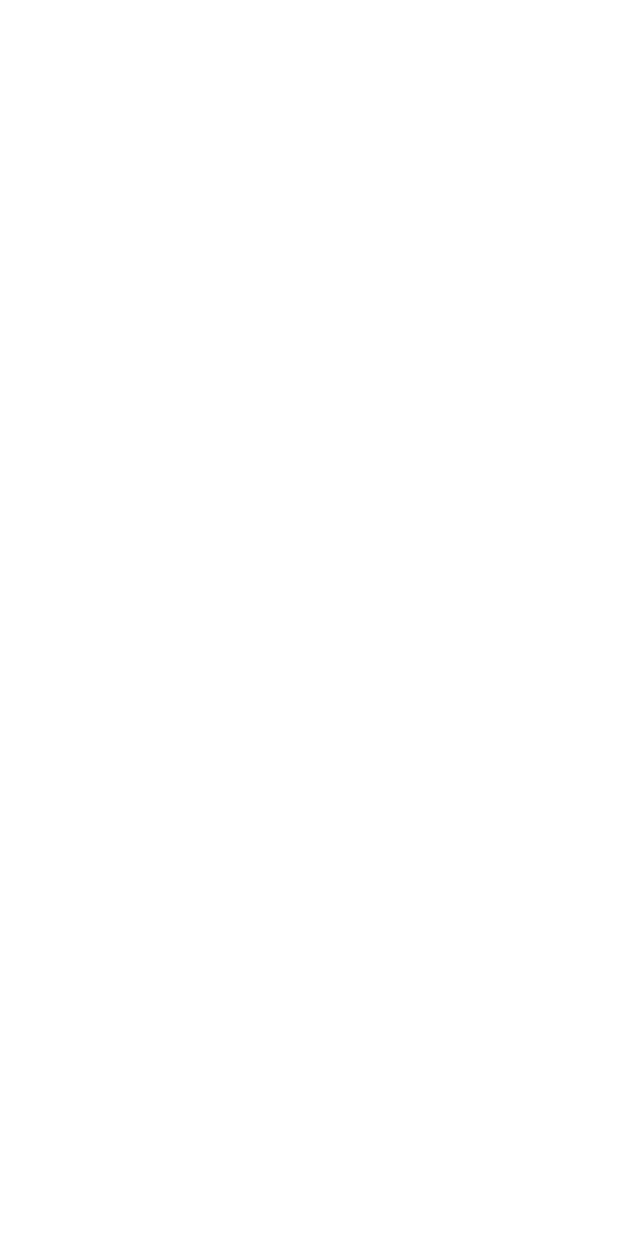
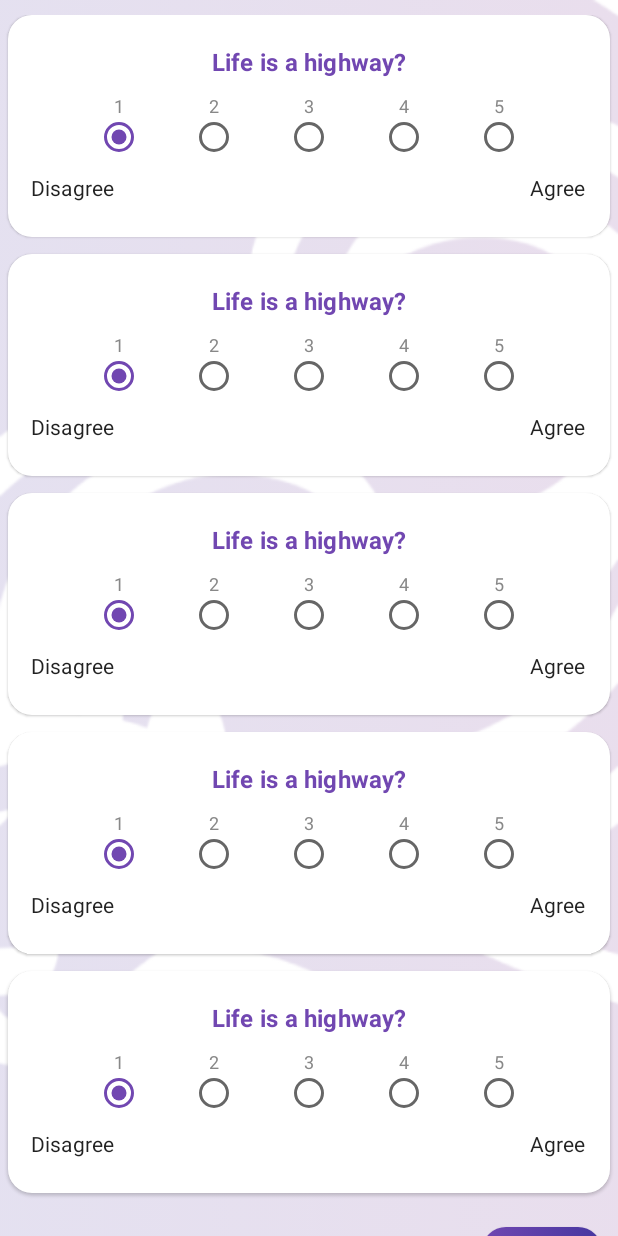
Before and after one commit to mas-tour/mastour-front-end, an Android app built with Jetpack Compose: the SurveyScreen screen opened through its navigation route, on a phone screen of 412 x 824 dp. Before the commit the screen is empty. Run offline under Robolectric (Android 15) with nearby library versions, the phone set to English and light mode, and no system bars; our stand-ins replace Dagger/Hilt's generated code; pictures from the network do not load.

Commit message:
Added Survey Screen and Logic, navigation to survey, added question (dummy) data

```diff
--- a/app/src/main/java/com/mastour/mastour/MainActivity.kt
+++ b/app/src/main/java/com/mastour/mastour/MainActivity.kt
@@ -10,6 +10,7 @@ import androidx.compose.ui.Modifier
 import androidx.core.view.WindowCompat
 import androidx.core.view.WindowInsetsCompat
 import com.mastour.mastour.ui.screen.category.CategoryScreen
+import com.mastour.mastour.ui.screen.survey.SurveyScreen
 import com.mastour.mastour.ui.theme.MasTourTheme
 import dagger.hilt.android.AndroidEntryPoint
 
--- a/app/src/main/java/com/mastour/mastour/MainJetpack.kt
+++ b/app/src/main/java/com/mastour/mastour/MainJetpack.kt
@@ -29,6 +29,7 @@ import com.mastour.mastour.ui.screen.matchmaking.MatchmakingContent
 import com.mastour.mastour.ui.screen.profile.ProfileScreen
 import com.mastour.mastour.ui.screen.register.RegisterScreen
 import com.mastour.mastour.ui.screen.search.SearchScreen
+import com.mastour.mastour.ui.screen.survey.SurveyScreen
 
 @Composable
 fun MainJetpack(
@@ -80,7 +81,7 @@ fun MainJetpack(
         NavHost(
             navController = navController,
             //TODO: Change if shared pref user exist, do Screen.Home.route instead
-            startDestination = Screen.Login.route,
+            startDestination = Screen.Home.route,
             modifier = Modifier.padding(innerPadding)){
             //TODO: Add the arguments route
             composable(Screen.Login.route){
@@ -102,13 +103,15 @@ fun MainJetpack(
                 ProfileScreen(navHostController = navController)
             }
             composable(Screen.Matchmaking.route){
-                MatchmakingContent(nextOnClicked = {})
+                MatchmakingContent(nextOnClicked = {
+                    navController.navigate(Screen.Survey.route)
+                })
             }
             composable(Screen.MatchmakingResults.route){
                 MatchmakingResultScreen()
             }
             composable(Screen.Survey.route){
-                //TODO: Add Screen
+                SurveyScreen(navHostController = navController)
             }
         }
     }
--- /dev/null
+++ b/app/src/main/java/com/mastour/mastour/data/local/QuestionsData.kt
@@ -0,0 +1,41 @@
+package com.mastour.mastour.data.local
+
+
+data class Question(
+    val question: String
+)
+
+// TODO: Change to the real questions
+object QuestionsData {
+    val questions = listOf(
+        Question("Life is a highway?"),
+        Question("Life is a highway?"),
+        Question("Life is a highway?"),
+        Question("Life is a highway?"),
+        Question("Life is a highway?"),
+
+        Question("Life is a highway?"),
+        Question("Life is a highway?"),
+        Question("Life is a highway?"),
+        Question("Life is a highway?"),
+        Question("Life is a highway?"),
+
+        Question("Life is a highway?"),
+        Question("Life is a highway?"),
+        Question("Life is a highway?"),
+        Question("Life is a highway?"),
+        Question("Life is a highway?"),
+
+        Question("Life is a highway?"),
+        Question("Life is a highway?"),
+        Question("Life is a highway?"),
+        Question("Life is a highway?"),
+        Question("Life is a highway?"),
+
+        Question("Life is a highway?"),
+        Question("Life is a highway?"),
+        Question("Life is a highway?"),
+        Question("Life is a highway?"),
+        Question("Life is a highway?")
+    )
+}
--- a/app/src/main/java/com/mastour/mastour/data/remote/ImgurApiService.kt
+++ b/app/src/main/java/com/mastour/mastour/data/remote/ImgurApiService.kt
@@ -17,7 +17,3 @@ interface ImgurApiService {
         @Part("name") name: RequestBody? = null
     ): Response<ImgurResponse>
 }
-
-object ApiKeys {
-    const val CLIENT_ID = "3bc735ced126e46"
-}
--- a/app/src/main/java/com/mastour/mastour/ui/components/QuestionComponent.kt
+++ b/app/src/main/java/com/mastour/mastour/ui/components/QuestionComponent.kt
@@ -14,6 +14,7 @@ import androidx.compose.material.RadioButton
 import androidx.compose.material.RadioButtonDefaults
 import androidx.compose.material.Text
 import androidx.compose.runtime.Composable
+import androidx.compose.runtime.MutableState
 import androidx.compose.runtime.mutableStateOf
 import androidx.compose.runtime.remember
 import androidx.compose.ui.Alignment
@@ -30,13 +31,13 @@ import com.mastour.mastour.ui.theme.MasTourTheme
 @Composable
 fun QuestionComponent(
     modifier: Modifier = Modifier,
-    question: String
+    question: String,
+    selectedValue: MutableState<Int>
 ) {
-    val items = listOf("1", "2", "3", "4", "5")
+    val items = listOf(0, 1, 2, 3, 4)
 
-    val selectedValue = remember { mutableStateOf(items[2]) }
-    val isSelectedItem: (String) -> Boolean = { selectedValue.value == it }
-    val onChangeState: (String) -> Unit = { selectedValue.value = it }
+    val isSelectedItem: (Int) -> Boolean = { selectedValue.value == it }
+    val onChangeState: (Int) -> Unit = { selectedValue.value = it }
 
     Card(
         shape = RoundedCornerShape(16.dp),
@@ -59,7 +60,8 @@ fun QuestionComponent(
                     Column(verticalArrangement = Arrangement.Bottom,
                         modifier = modifier.height(40.dp)
                     ) {
-                        Text(text = item,
+                        val number = item + 1
+                        Text(text = number.toString(),
                             style = TextStyle(
                                 fontSize = 12.sp,
                                 color = Color.Gray
@@ -95,6 +97,8 @@ fun QuestionComponent(
 @Preview(showBackground = true)
 fun PreviewQuestionComponent() {
     MasTourTheme {
-        QuestionComponent(question = "Apakah anda suka terbang?")
+        QuestionComponent(question = "Apakah anda suka terbang?", selectedValue = remember {
+            mutableStateOf(3)
+        })
     }
 }
--- a/app/src/main/java/com/mastour/mastour/ui/screen/survey/SurveyScreen.kt
+++ b/app/src/main/java/com/mastour/mastour/ui/screen/survey/SurveyScreen.kt
@@ -1,5 +1,6 @@
 package com.mastour.mastour.ui.screen.survey
 
+import android.util.Log
 import androidx.compose.foundation.background
 import androidx.compose.foundation.layout.Arrangement
 import androidx.compose.foundation.layout.Box
@@ -15,7 +16,9 @@ import androidx.compose.foundation.layout.size
 import androidx.compose.foundation.layout.width
 import androidx.compose.foundation.lazy.LazyColumn
 import androidx.compose.foundation.lazy.items
+import androidx.compose.foundation.rememberScrollState
 import androidx.compose.foundation.shape.RoundedCornerShape
+import androidx.compose.foundation.verticalScroll
 import androidx.compose.material.Button
 import androidx.compose.material.ButtonDefaults
 import androidx.compose.material.Icon
@@ -24,6 +27,10 @@ import androidx.compose.material.Text
 import androidx.compose.material.icons.Icons
 import androidx.compose.material.icons.filled.ArrowForward
 import androidx.compose.runtime.Composable
+import androidx.compose.runtime.MutableState
+import androidx.compose.runtime.collectAsState
+import androidx.compose.runtime.mutableStateOf
+import androidx.compose.runtime.remember
 import androidx.compose.ui.Alignment
 import androidx.compose.ui.Modifier
 import androidx.compose.ui.draw.paint
@@ -34,22 +41,77 @@ import androidx.compose.ui.res.painterResource
 import androidx.compose.ui.tooling.preview.Devices
 import androidx.compose.ui.tooling.preview.Preview
 import androidx.compose.ui.unit.dp
+import androidx.hilt.navigation.compose.hiltViewModel
+import androidx.navigation.NavController
+import androidx.navigation.NavGraph.Companion.findStartDestination
+import androidx.navigation.NavHostController
 import com.mastour.mastour.R
-import com.mastour.mastour.dummy.Question
-import com.mastour.mastour.dummy.QuestionData
+import com.mastour.mastour.data.local.Question
+import com.mastour.mastour.data.local.QuestionsData
 import com.mastour.mastour.ui.components.QuestionComponent
+import com.mastour.mastour.ui.navigation.Screen
+import com.mastour.mastour.ui.screen.register.RegisterContent
 import com.mastour.mastour.ui.theme.MasTourTheme
+import com.mastour.mastour.ui.viewmodel.SurveyViewModel
+import com.mastour.mastour.util.UiState
 
 @Composable
-fun SurveyScreen() {
+fun SurveyScreen(
+    viewModel: SurveyViewModel = hiltViewModel(),
+    navHostController: NavHostController
+) {
+    val currentPageIndex = remember {
+        mutableStateOf(0)
+    }
+    val startIndex = currentPageIndex.value * 5
+    val endIndex = minOf(startIndex + 5, QuestionsData.questions.size)
+    val visibleQuestions = QuestionsData.questions.subList(startIndex, endIndex)
 
+    val answers: List<MutableState<Int>> = List(5) {
+        mutableStateOf(0)
+    }
+
+    viewModel.surveyResponse.collectAsState(initial = UiState.Loading).value.let { uiState ->
+        when(uiState) {
+            is UiState.Loading -> {
+                SurveyContent(
+                    page = currentPageIndex,
+                    onNextClicked = {
+                        currentPageIndex.value++
+                        viewModel.addAnswers(answers)
+                    },
+                    onSubmitClicked = {
+                        viewModel.addAnswers(answers)
+                        viewModel.postAnswers()
+                    },
+                    surveyData = visibleQuestions,
+                    answer = answers
+                )
+            }
+            is UiState.Success -> {
+                // TODO: Navigate to Matchmaking Results
+                navHostController.navigate(Screen.Home.route){
+                    popUpTo(navHostController.graph.findStartDestination().id){
+                        saveState = true
+                    }
+                    restoreState = true
+                    launchSingleTop = true
+                }
+            }
+            is UiState.Failure -> {
+                // TODO: Toast o dialogue, Register failed
+            }
+        }
+    }
 }
 
 @Composable
 fun SurveyContent(
     modifier: Modifier = Modifier,
-    page: Int,
+    page: MutableState<Int>,
+    answer: List<MutableState<Int>>,
     onNextClicked: () -> Unit,
+    onSubmitClicked: () -> Unit,
     surveyData: List<Question>
 ) {
     Box(
@@ -62,17 +124,26 @@ fun SurveyContent(
             )
     )
     Column(
+        verticalArrangement = Arrangement.spacedBy(11.dp),
         modifier = modifier
             .fillMaxSize()
             .padding(horizontal = 5.dp)
             .padding(top = 10.dp)
+            .verticalScroll(rememberScrollState()) // TODO: Make it scroll to 0 after every next
     )
     {
-        LazyColumn(verticalArrangement = Arrangement.spacedBy(11.dp)) {
-            items(surveyData) { survey ->
-                QuestionComponent(question = survey.question)
-            }
-        }
+        // TODO: [NOTE] Don't know how to acquire data when using LazyColumn, using the scuffed solutions for now
+//        LazyColumn(verticalArrangement = Arrangement.spacedBy(11.dp)) {
+//            items(surveyData) { survey ->
+//                QuestionComponent(question = survey.question, selectedValue = selectedValue)
+//            }
+//        }
+        QuestionComponent(question = surveyData[0].question, selectedValue = answer[0])
+        QuestionComponent(question = surveyData[1].question, selectedValue = answer[1])
+        QuestionComponent(question = surveyData[2].question, selectedValue = answer[2])
+        QuestionComponent(question = surveyData[3].question, selectedValue = answer[3])
+        QuestionComponent(question = surveyData[4].question, selectedValue = answer[4])
+
         Spacer(modifier.weight(1f))
         Row(verticalAlignment = Alignment.CenterVertically,
             modifier = modifier
@@ -81,14 +152,19 @@ fun SurveyContent(
         ) {
             Box(contentAlignment = Alignment.Center, modifier = modifier.fillMaxHeight()) {
                 Text(
-                    text = "$page / 5",
+                    text = "${page.value + 1} / 5",
                     color = Color.Gray,
                     modifier = modifier.padding(top = 2.dp)
                 )
             }
             Spacer(modifier.weight(1f))
             Button(
-                onClick = onNextClicked,
+                onClick =
+                if (page.value == 4) {
+                    onSubmitClicked
+                } else {
+                    onNextClicked
+                },
                 shape = RoundedCornerShape(16.dp),
                 colors = ButtonDefaults.buttonColors(backgroundColor = Color.Transparent),
                 modifier = Modifier
@@ -111,14 +187,16 @@ fun SurveyContent(
                     contentAlignment = Alignment.Center,
                 ){
                     Row(verticalAlignment = Alignment.CenterVertically) {
-                        Text(text = "Next", color = Color.White)
+                        Text(text = if (page.value == 4) {
+                            "Submit"
+                        } else {
+                            "Next  "
+                        },
+                            color = Color.White
+                        )
                         Icon(
                             Icons.Filled.ArrowForward,
-                            contentDescription = if (page != 5) {
-                                "Next  "
-                            } else {
-                                "Submit"
-                            },
+                            contentDescription = "Next Button",
                             tint = Color.White,
                             modifier = modifier.size(12.dp)
                         )
@@ -129,10 +207,10 @@ fun SurveyContent(
     }
 }
 
-@Preview(showBackground = true, device = Devices.PIXEL_4)
-@Composable
-fun SurveyScreenPreview() {
-    MasTourTheme {
-        SurveyContent(surveyData = QuestionData.questions, page = 1, onNextClicked = {})
-    }
-}
+//@Preview(showBackground = true, device = Devices.PIXEL_4)
+//@Composable
+//fun SurveyScreenPreview() {
+//    MasTourTheme {
+//        SurveyContent(surveyData = QuestionData.questions, page = 1, onNextClicked = {})
+//    }
+//}
--- /dev/null
+++ b/app/src/main/java/com/mastour/mastour/ui/viewmodel/SurveyViewModel.kt
@@ -0,0 +1,48 @@
+package com.mastour.mastour.ui.viewmodel
+
+import androidx.compose.runtime.MutableState
+import androidx.compose.runtime.State
+import androidx.compose.runtime.mutableStateListOf
+import androidx.compose.runtime.mutableStateOf
+import androidx.compose.runtime.snapshots.SnapshotStateList
+import androidx.lifecycle.ViewModel
+import androidx.lifecycle.viewModelScope
+import com.mastour.mastour.data.remote.SurveyResponse
+import com.mastour.mastour.data.repository.Repository
+import com.mastour.mastour.util.UiState
+import dagger.hilt.android.lifecycle.HiltViewModel
+import kotlinx.coroutines.flow.MutableStateFlow
+import kotlinx.coroutines.flow.StateFlow
+import kotlinx.coroutines.launch
+import javax.inject.Inject
+
+
+@HiltViewModel
+class SurveyViewModel @Inject constructor(private val repository: Repository): ViewModel() {
+    private val _surveyResponse: MutableStateFlow<UiState<SurveyResponse>> = MutableStateFlow(UiState.Loading)
+    val surveyResponse: StateFlow<UiState<SurveyResponse>>
+        get() = _surveyResponse
+
+    private val _answers = mutableStateListOf<Int>()
+    val answers: SnapshotStateList<Int> get() = _answers
+
+    private val _token = mutableStateOf("")
+    private val token: State<String> get() = _token
+
+    fun addAnswers(answers: List<MutableState<Int>>) {
+        answers.forEach { answer ->
+            _answers.add(answer.value)
+        }
+    }
+
+    fun postAnswers() {
+        viewModelScope.launch {
+            repository.getUserToken().collect() {
+                _token.value = it
+                repository.survey(answers.toList(), token.value).collect { uiState ->
+                    _surveyResponse.value = uiState
+                }
+            }
+        }
+    }
+}
```
Also changed, not shown: app/src/main/java/com/mastour/mastour/data/remote/MasTourApiService.kt (+7 -0 lines), app/src/main/java/com/mastour/mastour/data/remote/Responses.kt (+48 -0 lines), app/src/main/java/com/mastour/mastour/data/repository/Repository.kt (+22 -0 lines).
